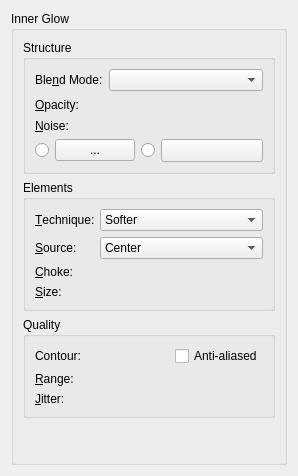
Before: the Qt Designer form libs/ui/layerstyles/wdgInnerGlow.ui in KDE/krita, drawn with Qt 5.
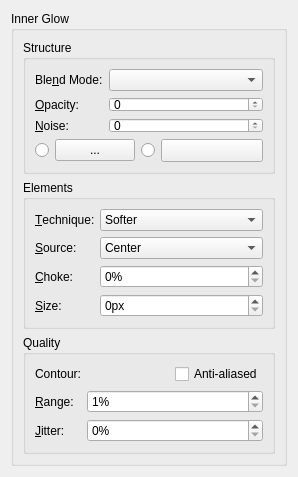
After: the same form once the commit is applied. Custom widgets are drawn as their Qt base class.

Commit message:
ui: Fix Designer not rendering KisSliderSpinBox as QSpinBox
Part-of: <https://invent.kde.org/graphics/krita/-/merge_requests/1742>

Diff of the .ui file:
```diff
--- a/libs/ui/layerstyles/wdgInnerGlow.ui
+++ b/libs/ui/layerstyles/wdgInnerGlow.ui
@@ -384,7 +384,7 @@
   </customwidget>
   <customwidget>
    <class>KisSliderSpinBox</class>
-   <extends>QWidget</extends>
+   <extends>QSpinBox</extends>
    <header location="global">kis_slider_spin_box.h</header>
    <container>1</container>
   </customwidget>
```
The commit also changes 45 other files.
